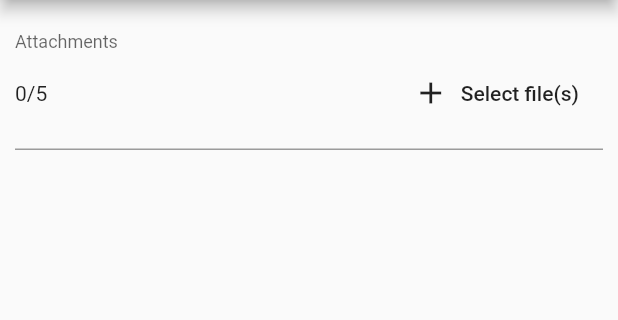
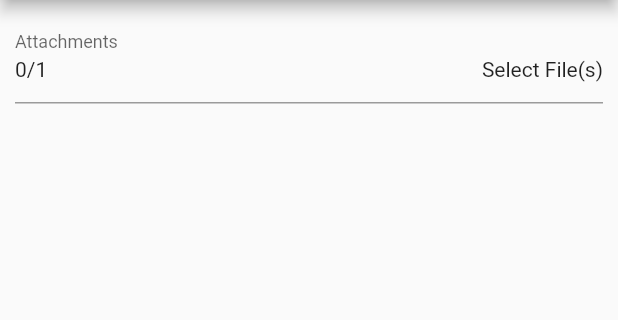
Before and after one commit to flutter-form-builder-ecosystem/form_builder_file_picker, a Flutter app: the screen it shows after launch, on a phone screen of 412 x 824 dp, the part 84-404 px from its top. Run offline on Flutter 3.47's test engine with Material 2 defaults, Android fonts, the phone set to English and light mode, and no system bars; drawn by our look-alikes of flutter_form_builder; our stand-ins replace file_picker, permission_handler.

Commit message:
UI improvements; Added attributes: previewImages, selector, fileType, fileExtension
Breaking change renamed maxImages to maxFiles

```diff
--- a/lib/form_builder_file_picker.dart
+++ b/lib/form_builder_file_picker.dart
@@ -1 +1,2 @@
 export 'src/form_builder_form_picker.dart';
+export 'package:file_picker/file_picker.dart';
--- a/lib/src/form_builder_form_picker.dart
+++ b/lib/src/form_builder_form_picker.dart
@@ -4,7 +4,6 @@ import 'dart:io';
 import 'package:file_picker/file_picker.dart';
 import 'package:flutter/material.dart';
 import 'package:flutter_form_builder/flutter_form_builder.dart';
-import 'package:multi_image_picker/multi_image_picker.dart';
 import 'package:permission_handler/permission_handler.dart';
 
 class FormBuilderFilePicker extends StatefulWidget {
@@ -16,9 +15,12 @@ class FormBuilderFilePicker extends StatefulWidget {
   final ValueChanged onChanged;
   final ValueTransformer valueTransformer;
 
-  final int maxImages;
-  final CupertinoOptions cupertinoOptions;
-  final MaterialOptions materialOptions;
+  final int maxFiles;
+  final bool multiple;
+  final bool previewImages;
+  final Widget selector;
+  final FileType fileType;
+  final String fileExtension;
 
   FormBuilderFilePicker({
     @required this.attribute,
@@ -28,10 +30,14 @@ class FormBuilderFilePicker extends StatefulWidget {
     this.decoration = const InputDecoration(),
     this.onChanged,
     this.valueTransformer,
-    this.maxImages = 1,
-    this.cupertinoOptions = const CupertinoOptions(),
-    this.materialOptions = const MaterialOptions(),
-  });
+    this.maxFiles = 1,
+    this.multiple = true,
+    this.previewImages = true,
+    this.selector = const Text('Select File(s)'),
+    this.fileType = FileType.any,
+    this.fileExtension,
+  }) : assert(fileExtension != null || fileType != FileType.custom,
+            "For custom fileType a fileExtension must be specified.");
 
   @override
   _FormBuilderFilePickerState createState() => _FormBuilderFilePickerState();
@@ -41,13 +47,14 @@ class _FormBuilderFilePickerState extends State<FormBuilderFilePicker> {
   bool _readonly = false;
   final GlobalKey<FormFieldState> _fieldKey = GlobalKey<FormFieldState>();
   FormBuilderState _formState;
-  Map<String, String> _images = {};
+  Map<String, String> _files;
 
   @override
   void initState() {
     _formState = FormBuilder.of(context);
     _formState?.registerFieldKey(widget.attribute, _fieldKey);
     _readonly = (_formState?.readOnly == true) ? true : widget.readonly;
+    _files = widget.initialValue ?? {};
     super.initState();
   }
 
@@ -57,7 +64,8 @@ class _FormBuilderFilePickerState extends State<FormBuilderFilePicker> {
     super.dispose();
   }
 
-  int get _remainingItemCount => widget.maxImages - _images.length;
+  int get _remainingItemCount =>
+      widget.maxFiles == null ? null : widget.maxFiles - _files.length;
 
   @override
   Widget build(BuildContext context) {
@@ -86,79 +94,24 @@ class _FormBuilderFilePickerState extends State<FormBuilderFilePicker> {
             enabled: !_readonly,
             errorText: field.errorText,
           ),
-          child: Container(
-            height: (_images.keys.length == 0) ? 50 : 200,
           child: Column(
             children: <Widget>[
               Row(
                 mainAxisAlignment: MainAxisAlignment.spaceBetween,
                 children: <Widget>[
-                    Text("${_images.length}/${widget.maxImages}"),
-                    FlatButton.icon(
-                      icon: Icon(Icons.add),
-                      label: Text("Select file(s)"),
-                      onPressed: (_readonly || _remainingItemCount <= 0)
+                  if (widget.maxFiles != null)
+                    Text("${_files.length}/${widget.maxFiles}"),
+                  InkWell(
+                    child: widget.selector,
+                    onTap: (_readonly || _remainingItemCount <= 0)
                         ? null
                         : () => pickFiles(field),
                   ),
                 ],
               ),
-                Expanded(
-                  child: SingleChildScrollView(
-                    child: Wrap(
-                      // scrollDirection: Axis.horizontal,
-                      children: List.generate(_images.keys.length, (index) {
-                        var key = _images.keys.toList(growable: false)[index];
-                        return Stack(
-                          alignment: Alignment.topRight,
-                          children: <Widget>[
-                            Container(
-                              height: MediaQuery.of(context).size.width / 4.5,
-                              width: MediaQuery.of(context).size.width / 4.5,
-                              margin: EdgeInsets.only(right: 2),
-                              child: (key.contains('.jpg') ||
-                                      key.contains('.jpeg') ||
-                                      key.contains('.png'))
-                                  ? Image.file(
-                                      File(_images[key]),
-                                      fit: BoxFit.cover,
-                                    )
-                                  : Container(
-                                      child: Icon(
-                                        Icons.insert_drive_file,
-                                        color: Colors.white,
-                                        size: 72,
-                                      ),
-                                      color: Theme.of(context).primaryColor,
-                                    ),
-                            ),
-                            if (!_readonly)
-                              InkWell(
-                                onTap: () => removeImageAtIndex(index, field),
-                                child: Container(
-                                  margin: EdgeInsets.all(3),
-                                  decoration: BoxDecoration(
-                                    color: Colors.grey.withOpacity(.7),
-                                    shape: BoxShape.circle,
-                                  ),
-                                  alignment: Alignment.center,
-                                  height: 22,
-                                  width: 22,
-                                  child: Icon(
-                                    Icons.close,
-                                    size: 18,
-                                    color: Colors.white,
-                                  ),
-                                ),
-                              ),
+              SizedBox(height: 3),
+              defaultFileViewer(_files, field),
             ],
-                        );
-                      }),
-                    ),
-                  ),
-                ),
-              ],
-            ),
           ),
         );
       },
@@ -179,7 +132,10 @@ class _FormBuilderFilePickerState extends State<FormBuilderFilePicker> {
         if (permissions[PermissionGroup.storage] != PermissionStatus.granted)
           throw new Exception("Permission not granted");
       }
-      resultList = await FilePicker.getMultiFilePath();
+      resultList = await FilePicker.getMultiFilePath(
+        type: widget.fileType,
+        fileExtension: widget.fileExtension,
+      );
     } on Exception catch (e) {
       debugPrint(e.toString());
     }
@@ -188,21 +144,99 @@ class _FormBuilderFilePickerState extends State<FormBuilderFilePicker> {
     // setState to update our non-existent appearance.
     if (!mounted) return;
 
-    setState(() {
-      if (resultList != null)
-        _images.addAll(resultList); // .addAll(resultList);
-      // if (error == null) _error = 'No Error Dectected';
-    });
-    field.didChange(_images);
-    if (widget.onChanged != null) widget.onChanged(_images);
+    if (resultList != null) {
+      setState(() => _files.addAll(resultList));
+      // TODO: Pick only remaining number
+      field.didChange(_files);
+      if (widget.onChanged != null) widget.onChanged(_files);
+    }
   }
 
-  void removeImageAtIndex(int index, FormFieldState field) {
-    var keysList = _images.keys.toList(growable: false);
+  void removeFileAtIndex(int index, FormFieldState field) {
+    var keysList = _files.keys.toList(growable: false);
     setState(() {
-      _images.remove(keysList[index]);
+      _files.remove(keysList[index]);
     });
-    field.didChange(_images);
-    if (widget.onChanged != null) widget.onChanged(_images);
+    field.didChange(_files);
+    if (widget.onChanged != null) widget.onChanged(_files);
+  }
+
+  defaultFileViewer(Map<String, String> files, FormFieldState field) {
+    return LayoutBuilder(
+      builder: (context, constraints) {
+        var count = 5;
+        var spacing = 10;
+        var itemSize = (constraints.biggest.width - (count * spacing)) / count;
+        return Wrap(
+          // scrollDirection: Axis.horizontal,
+          alignment: WrapAlignment.start,
+          runAlignment: WrapAlignment.start,
+          runSpacing: 10,
+          spacing: 10,
+          children: List.generate(
+            files.keys.length,
+            (index) {
+              var key = files.keys.toList(growable: false)[index];
+              var fileExtension = key.split('.').last.toLowerCase();
+              return Stack(
+                alignment: Alignment.topRight,
+                children: <Widget>[
+                  Container(
+                    height: itemSize,
+                    width: itemSize,
+                    alignment: Alignment.center,
+                    margin: EdgeInsets.only(right: 2),
+                    child: (['jpg', 'jpeg', 'png'].contains(fileExtension) &&
+                            widget.previewImages)
+                        ? Image.file(
+                            File(files[key]),
+                            fit: BoxFit.cover,
+                          )
+                        : Container(
+                            child: Icon(
+                              getIconData(fileExtension),
+                              color: Colors.white,
+                              size: 72,
+                            ),
+                            color: Theme.of(context).primaryColor,
+                          ),
+                  ),
+                  if (!_readonly)
+                    InkWell(
+                      onTap: () => removeFileAtIndex(index, field),
+                      child: Container(
+                        margin: EdgeInsets.all(3),
+                        decoration: BoxDecoration(
+                          color: Colors.grey.withOpacity(.7),
+                          shape: BoxShape.circle,
+                        ),
+                        alignment: Alignment.center,
+                        height: 22,
+                        width: 22,
+                        child: Icon(
+                          Icons.close,
+                          size: 18,
+                          color: Colors.white,
+                        ),
+                      ),
+                    ),
+                ],
+              );
+            },
+          ),
+        );
+      },
+    );
+  }
+
+  IconData getIconData(String fileExtension) {
+    switch (fileExtension) {
+      case 'jpg':
+      case 'jpeg':
+      case 'png':
+        return Icons.image;
+      default:
+        return Icons.insert_drive_file;
     }
   }
+}
```
Lines whose indentation alone changed are shown as unchanged.
